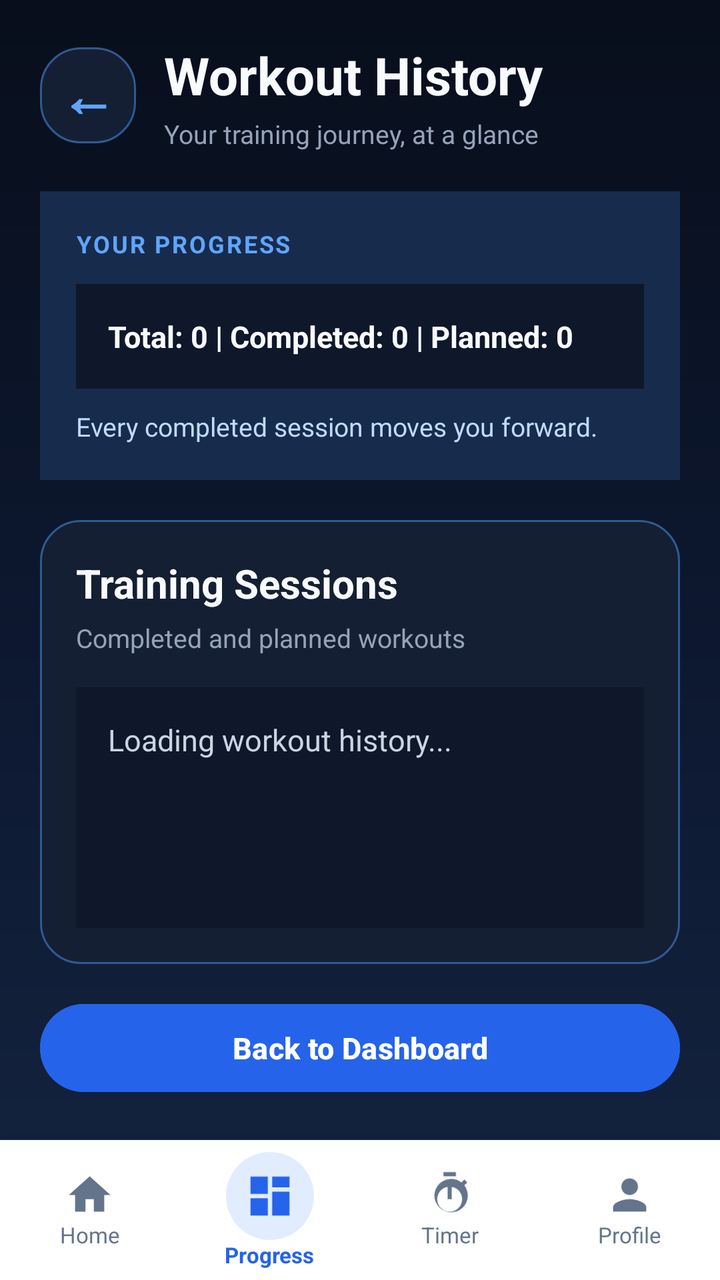
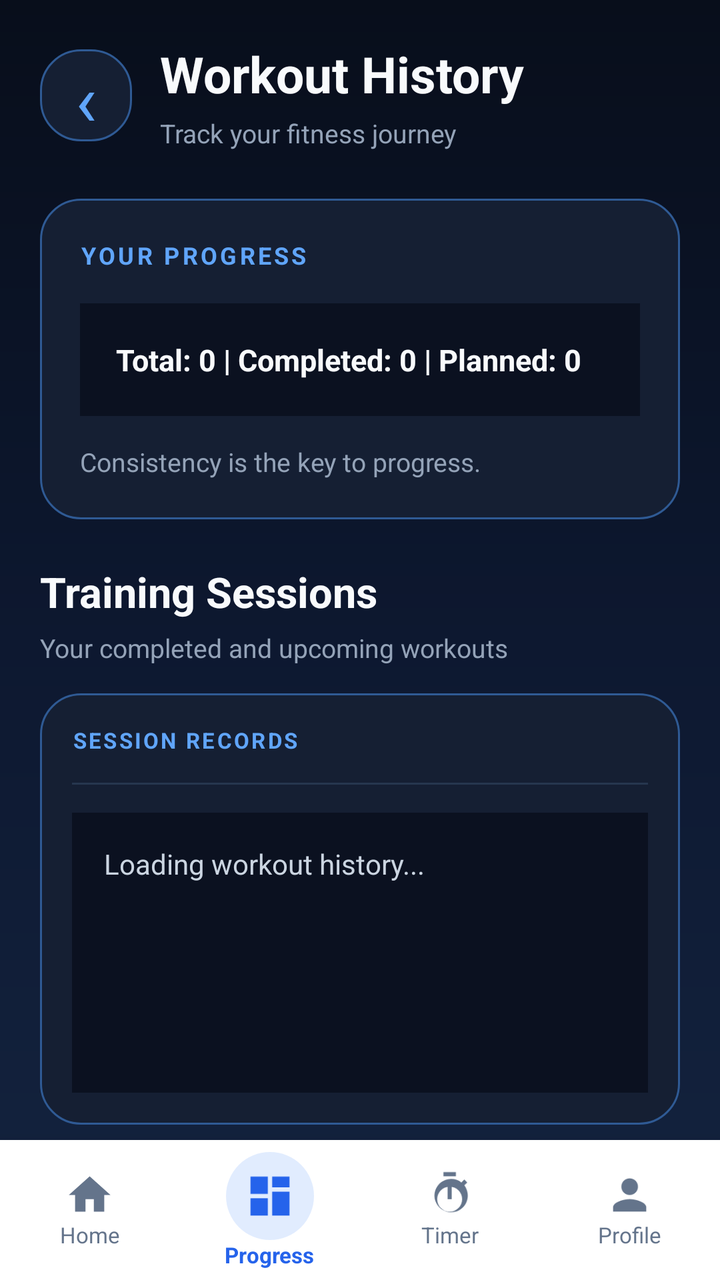

Before-and-after screenshots of an Android layout around one commit, followed by the original layout XML and the change that was made.
<!-- AndroidManifest.xml: application theme Theme.GymTrackerPro -->
<!-- res/layout/activity_workout_history.xml -->
<?xml version="1.0" encoding="utf-8"?>
<LinearLayout
    xmlns:android="http://schemas.android.com/apk/res/android"
    xmlns:app="http://schemas.android.com/apk/res-auto"
    android:layout_width="match_parent"
    android:layout_height="match_parent"
    android:orientation="vertical"
    android:background="@drawable/bg_midnight_gradient">

    
    <LinearLayout
        android:layout_width="match_parent"
        android:layout_height="0dp"
        android:layout_weight="1"
        android:orientation="vertical"
        android:padding="20dp">

        
        <LinearLayout
            android:layout_width="match_parent"
            android:layout_height="wrap_content"
            android:orientation="horizontal"
            android:gravity="center_vertical"
            android:layout_marginBottom="20dp">

            <TextView
                android:id="@+id/buttonBackArrow"
                android:layout_width="48dp"
                android:layout_height="48dp"
                android:background="@drawable/bg_card"
                android:gravity="center"
                android:text="←"
                android:textColor="#60A5FA"
                android:textSize="28sp"
                android:textStyle="bold"
                android:clickable="true"
                android:focusable="true"
                android:contentDescription="Back to Dashboard" />

            <LinearLayout
                android:layout_width="0dp"
                android:layout_height="wrap_content"
                android:layout_marginStart="14dp"
                android:layout_weight="1"
                android:orientation="vertical">

                <TextView
                    android:layout_width="match_parent"
                    android:layout_height="wrap_content"
                    android:text="Workout History"
                    android:textColor="#F8FAFC"
                    android:textSize="26sp"
                    android:textStyle="bold" />

                <TextView
                    android:layout_width="match_parent"
                    android:layout_height="wrap_content"
                    android:layout_marginTop="3dp"
                    android:text="Your training journey, at a glance"
                    android:textColor="#94A3B8"
                    android:textSize="13sp" />

            </LinearLayout>
        </LinearLayout>

        
        <LinearLayout
            android:layout_width="match_parent"
            android:layout_height="wrap_content"
            android:layout_marginBottom="20dp"
            android:background="#172B4D"
            android:orientation="vertical"
            android:padding="18dp">

            <TextView
                android:layout_width="match_parent"
                android:layout_height="wrap_content"
                android:text="YOUR PROGRESS"
                android:textColor="#60A5FA"
                android:textSize="12sp"
                android:textStyle="bold"
                android:letterSpacing="0.08" />

            <TextView
                android:id="@+id/textHistorySummary"
                android:layout_width="match_parent"
                android:layout_height="wrap_content"
                android:layout_marginTop="12dp"
                android:background="#0F172A"
                android:padding="16dp"
                android:text="Total: 0 | Completed: 0 | Planned: 0"
                android:textColor="#F8FAFC"
                android:textSize="15sp"
                android:textStyle="bold"
                android:lineSpacingExtra="5dp" />

            <TextView
                android:layout_width="match_parent"
                android:layout_height="wrap_content"
                android:layout_marginTop="10dp"
                android:text="Every completed session moves you forward."
                android:textColor="#BFDBFE"
                android:textSize="13sp" />

        </LinearLayout>

        
        <LinearLayout
            android:layout_width="match_parent"
            android:layout_height="0dp"
            android:layout_weight="1"
            android:background="@drawable/bg_card"
            android:orientation="vertical"
            android:padding="18dp">

            <TextView
                android:layout_width="match_parent"
                android:layout_height="wrap_content"
                android:text="Training Sessions"
                android:textColor="#F8FAFC"
                android:textSize="20sp"
                android:textStyle="bold" />

            <TextView
                android:layout_width="match_parent"
                android:layout_height="wrap_content"
                android:layout_marginTop="5dp"
                android:layout_marginBottom="16dp"
                android:text="Completed and planned workouts"
                android:textColor="#94A3B8"
                android:textSize="13sp" />

            <ScrollView
                android:layout_width="match_parent"
                android:layout_height="0dp"
                android:layout_weight="1"
                android:fillViewport="true"
                android:scrollbars="vertical">

                <TextView
                    android:id="@+id/textWorkoutHistory"
                    android:layout_width="match_parent"
                    android:layout_height="wrap_content"
                    android:minHeight="100dp"
                    android:background="#0F172A"
                    android:padding="16dp"
                    android:text="Loading workout history..."
                    android:textColor="#CBD5E1"
                    android:textSize="15sp"
                    android:lineSpacingExtra="7dp" />

            </ScrollView>
        </LinearLayout>

        
        <Button
            android:id="@+id/buttonHistoryBack"
            android:layout_width="match_parent"
            android:layout_height="52dp"
            android:layout_marginTop="16dp"
            android:backgroundTint="#2563EB"
            android:text="Back to Dashboard"
            android:textAllCaps="false"
            android:textColor="#FFFFFF"
            android:textSize="15sp"
            android:textStyle="bold" />

    </LinearLayout>


    
    <LinearLayout
        android:id="@+id/bottomNavigation"
        android:layout_width="match_parent"
        android:layout_height="70dp"
        android:background="#FFFFFF"
        android:elevation="12dp"
        android:gravity="center"
        android:orientation="horizontal"
        android:paddingTop="6dp"
        android:paddingBottom="6dp">

        
        <LinearLayout
            android:id="@+id/navHome"
            android:layout_width="0dp"
            android:layout_height="match_parent"
            android:layout_weight="1"
            android:gravity="center"
            android:orientation="vertical">

            <ImageView
                android:layout_width="25dp"
                android:layout_height="25dp"
                android:src="@drawable/ic_nav_home"
                app:tint="#64748B"
                android:contentDescription="Home" />

            <TextView
                android:layout_width="wrap_content"
                android:layout_height="wrap_content"
                android:text="Home"
                android:textColor="#64748B"
                android:textSize="11sp" />
        </LinearLayout>

        
        <LinearLayout
            android:id="@+id/navProgress"
            android:layout_width="0dp"
            android:layout_height="match_parent"
            android:layout_weight="1"
            android:gravity="center"
            android:orientation="vertical">

            <ImageView
                android:layout_width="44dp"
                android:layout_height="44dp"
                android:background="@drawable/bg_nav_icon_glow"
                android:padding="9dp"
                android:src="@drawable/ic_nav_progress"
                app:tint="#2563EB"
                android:contentDescription="Progress" />

            <TextView
                android:layout_width="wrap_content"
                android:layout_height="wrap_content"
                android:text="Progress"
                android:textColor="#2563EB"
                android:textSize="11sp"
                android:textStyle="bold" />
        </LinearLayout>

        
        <LinearLayout
            android:id="@+id/navTimer"
            android:layout_width="0dp"
            android:layout_height="match_parent"
            android:layout_weight="1"
            android:gravity="center"
            android:orientation="vertical">

            <ImageView
                android:layout_width="25dp"
                android:layout_height="25dp"
                android:src="@drawable/ic_nav_timer"
                app:tint="#64748B"
                android:contentDescription="Timer" />

            <TextView
                android:layout_width="wrap_content"
                android:layout_height="wrap_content"
                android:text="Timer"
                android:textColor="#64748B"
                android:textSize="11sp" />
        </LinearLayout>

        
        <LinearLayout
            android:id="@+id/navProfile"
            android:layout_width="0dp"
            android:layout_height="match_parent"
            android:layout_weight="1"
            android:gravity="center"
            android:orientation="vertical">

            <ImageView
                android:layout_width="25dp"
                android:layout_height="25dp"
                android:src="@drawable/ic_nav_profile"
                app:tint="#64748B"
                android:contentDescription="Profile" />

            <TextView
                android:layout_width="wrap_content"
                android:layout_height="wrap_content"
                android:text="Profile"
                android:textColor="#64748B"
                android:textSize="11sp" />
        </LinearLayout>

    </LinearLayout>


</LinearLayout>
<!-- resources referenced by this layout -->
<resources>
  <!-- drawable bg_card (drawable) -->
  <?xml version="1.0" encoding="utf-8"?>
  <shape xmlns:android="http://schemas.android.com/apk/res/android" android:shape="rectangle">
      <solid android:color="@color/gt_surface" />
      <corners android:radius="20dp" />
      <stroke android:width="1dp" android:color="@color/gt_stroke" />
  </shape>
  <!-- drawable bg_midnight_gradient (drawable) -->
  <?xml version="1.0" encoding="utf-8"?>
  <shape xmlns:android="http://schemas.android.com/apk/res/android"
      android:shape="rectangle">
  
      <gradient
          android:angle="270"
          android:startColor="#080E1B"
          android:centerColor="#0D1830"
          android:endColor="#142440"
          android:type="linear" />
  
  </shape>
  <!-- drawable bg_nav_icon_glow (drawable) -->
  <shape xmlns:android="http://schemas.android.com/apk/res/android"
      android:shape="oval">
  
      <solid android:color="#263B82F6" />
  
      <size
          android:width="44dp"
          android:height="44dp" />
  
  </shape>
  <!-- drawable ic_nav_home (drawable) -->
  <vector xmlns:android="http://schemas.android.com/apk/res/android"
      android:width="24dp"
      android:height="24dp"
      android:viewportWidth="24"
      android:viewportHeight="24">
  
      <path
          android:fillColor="#64748B"
          android:pathData="M10,20v-6h4v6h5v-8h3L12,3 2,12h3v8z"/>
  </vector>
  <!-- drawable ic_nav_profile (drawable) -->
  <vector xmlns:android="http://schemas.android.com/apk/res/android"
      android:width="24dp"
      android:height="24dp"
      android:viewportWidth="24"
      android:viewportHeight="24">
  
      <path
          android:fillColor="#64748B"
          android:pathData="M12,12c2.21,0 4,-1.79 4,-4s-1.79,-4 -4,-4 -4,1.79 -4,4 1.79,4 4,4zM12,14c-2.67,0 -8,1.34 -8,4v2h16v-2c0,-2.66 -5.33,-4 -8,-4z"/>
  </vector>
  <!-- drawable ic_nav_progress (drawable) -->
  <vector xmlns:android="http://schemas.android.com/apk/res/android"
      android:width="24dp"
      android:height="24dp"
      android:viewportWidth="24"
      android:viewportHeight="24">
  
      <path
          android:fillColor="#64748B"
          android:pathData="M3,3h8v8H3zM13,3h8v5h-8zM13,10h8v11h-8zM3,13h8v8H3z"/>
  </vector>
  <!-- drawable ic_nav_timer (drawable) -->
  <vector xmlns:android="http://schemas.android.com/apk/res/android"
      android:width="24dp"
      android:height="24dp"
      android:viewportWidth="24"
      android:viewportHeight="24">
  
      <path
          android:fillColor="#64748B"
          android:pathData="M15,1H9v2h6V1zM11,14h2V8h-2v6zM19.03,7.39l1.42,-1.42 -1.42,-1.42 -1.42,1.42a8,8 0,1 0,1.42 1.42zM12,20a6,6 0,1 1,0 -12a6,6 0,0 1,0 12z"/>
  </vector>
  <style name="Theme.GymTrackerPro" parent="Base.Theme.GymTrackerPro" />
  <color name="gt_surface">#151F33</color>
  <color name="gt_stroke">#2F5A94</color>
  <style name="Base.Theme.GymTrackerPro" parent="Theme.Material3.Dark.NoActionBar">
          <item name="colorPrimary">@color/gt_blue</item>
          <item name="colorSurface">@color/gt_surface</item>
          <item name="android:windowBackground">@color/gt_background</item>
  
          
          <item name="android:statusBarColor">@color/gt_background</item>
          <item name="android:navigationBarColor">@color/gt_background</item>
          <item name="android:windowLightStatusBar">false</item>
      </style>
  <color name="gt_blue">#60A5FA</color>
  <color name="gt_background">#0B1120</color>
</resources>

<!-- the commit's change to res/layout/activity_workout_history.xml (unified diff, before → after) -->
@@ -8,165 +8,186 @@
     android:background="@drawable/bg_midnight_gradient">
 
     
-    <LinearLayout
+    <ScrollView
         android:layout_width="match_parent"
         android:layout_height="0dp"
         android:layout_weight="1"
-        android:orientation="vertical"
-        android:padding="20dp">
-
-        
+        android:fillViewport="true"
+        android:scrollbars="none">
+
         <LinearLayout
             android:layout_width="match_parent"
             android:layout_height="wrap_content"
-            android:orientation="horizontal"
-            android:gravity="center_vertical"
-            android:layout_marginBottom="20dp">
-
-            <TextView
-                android:id="@+id/buttonBackArrow"
-                android:layout_width="48dp"
-                android:layout_height="48dp"
-                android:background="@drawable/bg_card"
-                android:gravity="center"
-                android:text="←"
-                android:textColor="#60A5FA"
-                android:textSize="28sp"
-                android:textStyle="bold"
-                android:clickable="true"
-                android:focusable="true"
-                android:contentDescription="Back to Dashboard" />
-
+            android:orientation="vertical"
+            android:padding="20dp">
+
+            
             <LinearLayout
-                android:layout_width="0dp"
-                android:layout_height="wrap_content"
-                android:layout_marginStart="14dp"
-                android:layout_weight="1"
-                android:orientation="vertical">
-
-                <TextView
-                    android:layout_width="match_parent"
-                    android:layout_height="wrap_content"
-                    android:text="Workout History"
+                android:layout_width="match_parent"
+                android:layout_height="wrap_content"
+                android:orientation="horizontal"
+                android:gravity="center_vertical"
+                android:layout_marginBottom="24dp">
+
+                <TextView
+                    android:id="@+id/buttonBackArrow"
+                    android:layout_width="46dp"
+                    android:layout_height="46dp"
+                    android:background="@drawable/bg_card"
+                    android:gravity="center"
+                    android:text="‹"
+                    android:textColor="#60A5FA"
+                    android:textSize="36sp"
+                    android:clickable="true"
+                    android:focusable="true"
+                    android:contentDescription="Back to Dashboard" />
+
+                <LinearLayout
+                    android:layout_width="0dp"
+                    android:layout_height="wrap_content"
+                    android:layout_marginStart="14dp"
+                    android:layout_weight="1"
+                    android:orientation="vertical">
+
+                    <TextView
+                        android:layout_width="match_parent"
+                        android:layout_height="wrap_content"
+                        android:text="Workout History"
+                        android:textColor="#F8FAFC"
+                        android:textSize="25sp"
+                        android:textStyle="bold" />
+
+                    <TextView
+                        android:layout_width="match_parent"
+                        android:layout_height="wrap_content"
+                        android:layout_marginTop="4dp"
+                        android:text="Track your fitness journey"
+                        android:textColor="#94A3B8"
+                        android:textSize="13sp" />
+
+                </LinearLayout>
+            </LinearLayout>
+
+            
+            <LinearLayout
+                android:layout_width="match_parent"
+                android:layout_height="wrap_content"
+                android:orientation="vertical"
+                android:padding="20dp"
+                android:layout_marginBottom="22dp"
+                android:background="@drawable/bg_card">
+
+                <TextView
+                    android:layout_width="match_parent"
+                    android:layout_height="wrap_content"
+                    android:text="YOUR PROGRESS"
+                    android:textColor="#60A5FA"
+                    android:textSize="12sp"
+                    android:textStyle="bold"
+                    android:letterSpacing="0.12" />
+
+                <TextView
+                    android:id="@+id/textHistorySummary"
+                    android:layout_width="match_parent"
+                    android:layout_height="wrap_content"
+                    android:layout_marginTop="16dp"
+                    android:background="#0B1120"
+                    android:padding="18dp"
+                    android:text="Total: 0 | Completed: 0 | Planned: 0"
                     android:textColor="#F8FAFC"
-                    android:textSize="26sp"
-                    android:textStyle="bold" />
-
-                <TextView
-                    android:layout_width="match_parent"
-                    android:layout_height="wrap_content"
-                    android:layout_marginTop="3dp"
-                    android:text="Your training journey, at a glance"
+                    android:textSize="15sp"
+                    android:textStyle="bold"
+                    android:lineSpacingExtra="7dp" />
+
+                <TextView
+                    android:layout_width="match_parent"
+                    android:layout_height="wrap_content"
+                    android:layout_marginTop="14dp"
+                    android:text="Consistency is the key to progress."
                     android:textColor="#94A3B8"
                     android:textSize="13sp" />
 
             </LinearLayout>
-        </LinearLayout>
-
-        
-        <LinearLayout
-            android:layout_width="match_parent"
-            android:layout_height="wrap_content"
-            android:layout_marginBottom="20dp"
-            android:background="#172B4D"
-            android:orientation="vertical"
-            android:padding="18dp">
-
-            <TextView
-                android:layout_width="match_parent"
-                android:layout_height="wrap_content"
-                android:text="YOUR PROGRESS"
-                android:textColor="#60A5FA"
-                android:textSize="12sp"
-                android:textStyle="bold"
-                android:letterSpacing="0.08" />
-
-            <TextView
-                android:id="@+id/textHistorySummary"
-                android:layout_width="match_parent"
-                android:layout_height="wrap_content"
-                android:layout_marginTop="12dp"
-                android:background="#0F172A"
+
+            
+            <LinearLayout
+                android:layout_width="match_parent"
+                android:layout_height="wrap_content"
+                android:orientation="vertical"
+                android:layout_marginBottom="14dp">
+
+                <TextView
+                    android:layout_width="match_parent"
+                    android:layout_height="wrap_content"
+                    android:text="Training Sessions"
+                    android:textColor="#F8FAFC"
+                    android:textSize="21sp"
+                    android:textStyle="bold" />
+
+                <TextView
+                    android:layout_width="match_parent"
+                    android:layout_height="wrap_content"
+                    android:layout_marginTop="5dp"
+                    android:text="Your completed and upcoming workouts"
+                    android:textColor="#94A3B8"
+                    android:textSize="13sp" />
+
+            </LinearLayout>
+
+            
+            <LinearLayout
+                android:layout_width="match_parent"
+                android:layout_height="wrap_content"
+                android:orientation="vertical"
                 android:padding="16dp"
-                android:text="Total: 0 | Completed: 0 | Planned: 0"
-                android:textColor="#F8FAFC"
-                android:textSize="15sp"
-                android:textStyle="bold"
-                android:lineSpacingExtra="5dp" />
-
-            <TextView
-                android:layout_width="match_parent"
-                android:layout_height="wrap_content"
-                android:layout_marginTop="10dp"
-                android:text="Every completed session moves you forward."
-                android:textColor="#BFDBFE"
-                android:textSize="13sp" />
-
-        </LinearLayout>
-
-        
-        <LinearLayout
-            android:layout_width="match_parent"
-            android:layout_height="0dp"
-            android:layout_weight="1"
-            android:background="@drawable/bg_card"
-            android:orientation="vertical"
-            android:padding="18dp">
-
-            <TextView
-                android:layout_width="match_parent"
-                android:layout_height="wrap_content"
-                android:text="Training Sessions"
-                android:textColor="#F8FAFC"
-                android:textSize="20sp"
-                android:textStyle="bold" />
-
-            <TextView
-                android:layout_width="match_parent"
-                android:layout_height="wrap_content"
-                android:layout_marginTop="5dp"
-                android:layout_marginBottom="16dp"
-                android:text="Completed and planned workouts"
-                android:textColor="#94A3B8"
-                android:textSize="13sp" />
-
-            <ScrollView
-                android:layout_width="match_parent"
-                android:layout_height="0dp"
-                android:layout_weight="1"
-                android:fillViewport="true"
-                android:scrollbars="vertical">
+                android:background="@drawable/bg_card">
+
+                <TextView
+                    android:layout_width="match_parent"
+                    android:layout_height="wrap_content"
+                    android:text="SESSION RECORDS"
+                    android:textColor="#60A5FA"
+                    android:textSize="11sp"
+                    android:textStyle="bold"
+                    android:letterSpacing="0.1" />
+
+                <View
+                    android:layout_width="match_parent"
+                    android:layout_height="1dp"
+                    android:layout_marginTop="14dp"
+                    android:layout_marginBottom="14dp"
+                    android:background="#26364F" />
 
                 <TextView
                     android:id="@+id/textWorkoutHistory"
                     android:layout_width="match_parent"
                     android:layout_height="wrap_content"
-                    android:minHeight="100dp"
-                    android:background="#0F172A"
+                    android:minHeight="140dp"
+                    android:background="#0B1120"
                     android:padding="16dp"
                     android:text="Loading workout history..."
                     android:textColor="#CBD5E1"
-                    android:textSize="15sp"
-                    android:lineSpacingExtra="7dp" />
-
-            </ScrollView>
-        </LinearLayout>
-
-        
-        <Button
-            android:id="@+id/buttonHistoryBack"
-            android:layout_width="match_parent"
-            android:layout_height="52dp"
-            android:layout_marginTop="16dp"
-            android:backgroundTint="#2563EB"
-            android:text="Back to Dashboard"
-            android:textAllCaps="false"
-            android:textColor="#FFFFFF"
-            android:textSize="15sp"
-            android:textStyle="bold" />
-
-    </LinearLayout>
-
+                    android:textSize="14sp"
+                    android:lineSpacingExtra="8dp" />
+
+            </LinearLayout>
+
+            
+            <Button
+                android:id="@+id/buttonHistoryBack"
+                android:layout_width="match_parent"
+                android:layout_height="54dp"
+                android:layout_marginTop="22dp"
+                android:layout_marginBottom="20dp"
+                android:backgroundTint="#2563EB"
+                android:text="Back to Dashboard"
+                android:textAllCaps="false"
+                android:textColor="#FFFFFF"
+                android:textSize="15sp"
+                android:textStyle="bold" />
+
+        </LinearLayout>
+    </ScrollView>
 
     
     <LinearLayout
@@ -281,5 +302,4 @@
 
     </LinearLayout>
 
-
 </LinearLayout>
